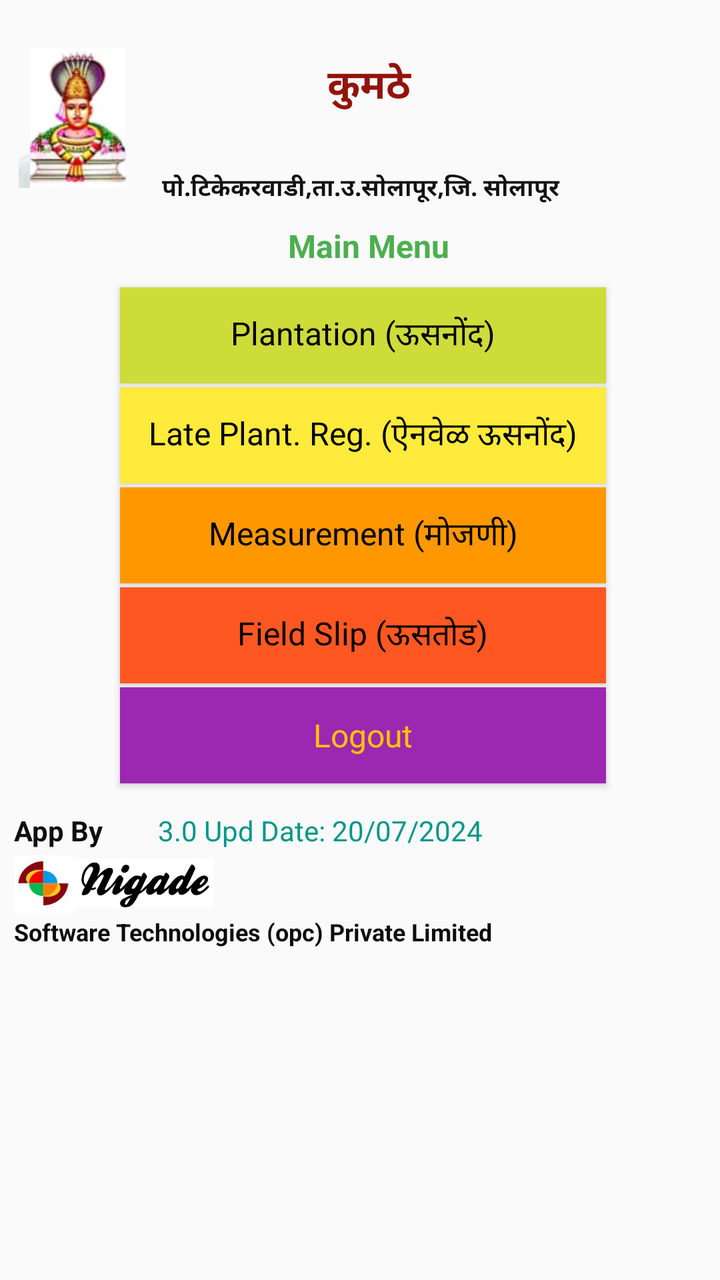
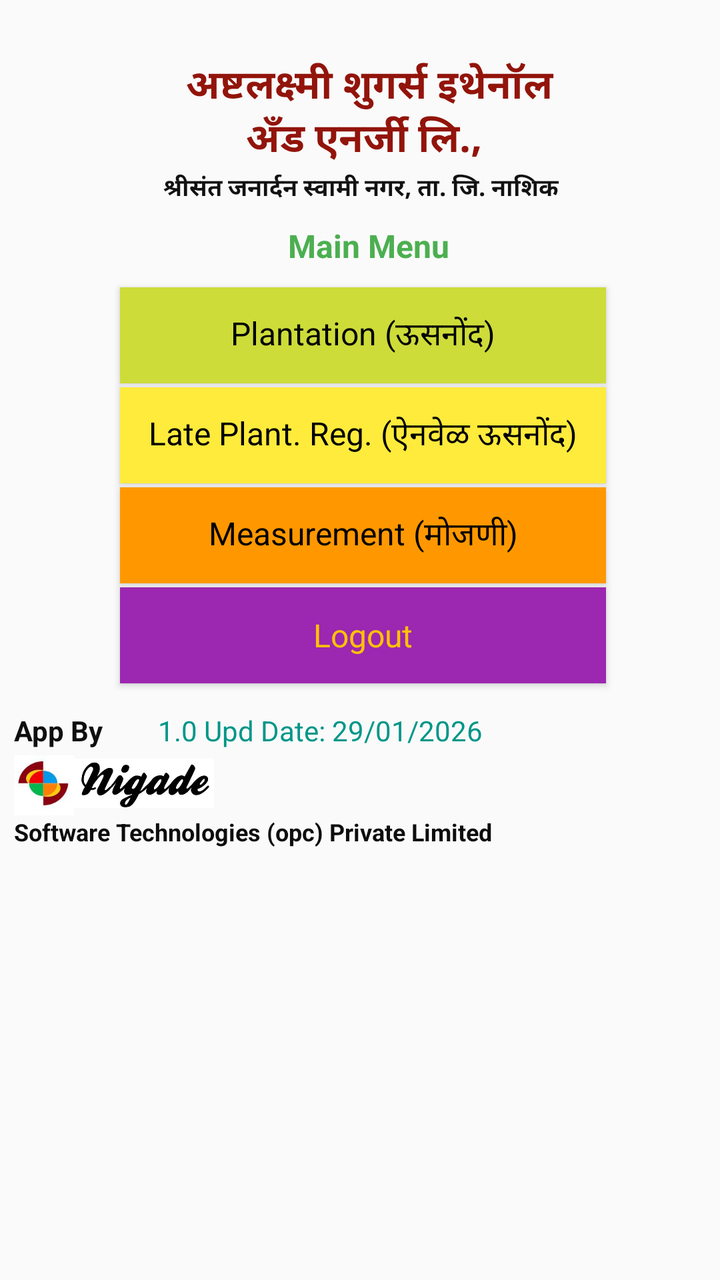

An Android layout rendered at two revisions. The XML below is the earlier revision; the diff shows what the commit changed to produce the second picture.
<!-- AndroidManifest.xml: application theme AppTheme -->
<!-- res/layout/activity_home.xml -->
<?xml version="1.0" encoding="utf-8"?>
<androidx.constraintlayout.widget.ConstraintLayout xmlns:android="http://schemas.android.com/apk/res/android"
    xmlns:app="http://schemas.android.com/apk/res-auto"
    xmlns:tools="http://schemas.android.com/tools"
    android:layout_width="wrap_content"
    android:layout_height="match_parent"
    tools:context=".home">

    <ImageView
        android:id="@+id/imageView4"
        android:layout_width="70dp"
        android:layout_height="70dp"
        android:layout_gravity="left"
        android:layout_marginTop="24dp"
        app:layout_constraintTop_toTopOf="parent"
        app:srcCompat="@drawable/appasaheb"
        tools:layout_editor_absoluteX="304dp" />

    <Button
        android:id="@+id/btnAgriculture2"
        android:layout_width="243dp"
        android:layout_height="48dp"
        android:layout_marginStart="60dp"
        android:layout_marginLeft="60dp"
        android:layout_marginTop="2dp"
        android:background="#FFEB3B"
        android:text="Late Plant. Reg. (ऐनवेळ ऊसनोंद)"
        android:textAppearance="@style/TextAppearance.AppCompat.Display1"
        android:textColor="#000000"
        android:textSize="16sp"
        app:layout_constraintStart_toStartOf="parent"
        app:layout_constraintTop_toBottomOf="@+id/btnAgriculture" />

    <Button
        android:id="@+id/btnLogout"
        android:layout_width="243dp"
        android:layout_height="48dp"
        android:layout_marginStart="60dp"
        android:layout_marginLeft="60dp"
        android:layout_marginTop="2dp"
        android:background="#9C27B0"
        android:text="Logout"
        android:textAppearance="@style/TextAppearance.AppCompat.Display1"
        android:textColor="#FFC107"
        android:textSize="16sp"
        app:layout_constraintStart_toStartOf="parent"
        app:layout_constraintTop_toBottomOf="@+id/btnFieldslip" />

    <Button
        android:id="@+id/btnAgriculture"
        style="@android:style/Widget.Material.Light.Button"
        android:layout_width="243dp"
        android:layout_height="48dp"
        android:layout_marginStart="60dp"
        android:layout_marginLeft="60dp"
        android:layout_marginTop="10dp"
        android:background="#CDDC39"
        android:text="Plantation (ऊसनोंद)"
        android:textAppearance="@style/TextAppearance.AppCompat.Display1"
        android:textColor="#000000"
        android:textSize="16sp"
        app:layout_constraintStart_toStartOf="parent"
        app:layout_constraintTop_toBottomOf="@+id/textView32" />

    <Button
        android:id="@+id/btnFieldslip"
        android:layout_width="243dp"
        android:layout_height="48dp"
        android:layout_marginStart="60dp"
        android:layout_marginLeft="60dp"
        android:layout_marginTop="2dp"
        android:background="#FF5722"
        android:text="Field Slip (ऊसतोड)"
        android:textAppearance="@style/TextAppearance.AppCompat.Display1"
        android:textColor="#000000"
        android:textSize="16sp"
        app:layout_constraintStart_toStartOf="parent"
        app:layout_constraintTop_toBottomOf="@+id/btnMeasurement" />

    <TextView
        android:id="@+id/textView22"
        android:layout_width="221dp"
        android:layout_height="17dp"
        android:layout_marginStart="70dp"
        android:layout_marginLeft="70dp"
        android:layout_marginTop="5dp"
        android:text="पो.टिकेकरवाडी,ता.उ.सोलापूर,जि. सोलापूर"
        android:textAlignment="center"
        android:textColor="#131212"
        android:textSize="12sp"
        android:textStyle="bold"
        app:layout_constraintStart_toStartOf="parent"
        app:layout_constraintTop_toBottomOf="@+id/textView13" />

    <ImageView
        android:id="@+id/imageView3"
        android:layout_width="70dp"
        android:layout_height="30dp"
        app:layout_constraintStart_toEndOf="@+id/imageView2"
        app:layout_constraintTop_toBottomOf="@+id/textView21"
        app:srcCompat="@drawable/nigadesoftwaretechnologies_logo" />

    <TextView
        android:id="@+id/textView21"
        android:layout_width="62dp"
        android:layout_height="21dp"
        android:layout_marginStart="7dp"
        android:layout_marginLeft="7dp"
        android:layout_marginTop="14dp"
        android:text="App By "
        android:textAlignment="textStart"
        android:textColor="#0F0F0F"
        android:textSize="14sp"
        android:textStyle="bold"
        app:layout_constraintStart_toStartOf="parent"
        app:layout_constraintTop_toBottomOf="@+id/btnLogout" />

    <TextView
        android:id="@+id/textView20"
        android:layout_width="384dp"
        android:layout_height="23dp"
        android:layout_marginStart="7dp"
        android:text="Software Technologies (opc) Private Limited"
        android:textAlignment="textStart"
        android:textColor="#0D0D0E"
        android:textSize="12sp"
        android:textStyle="bold"
        app:layout_constraintStart_toStartOf="parent"
        app:layout_constraintTop_toBottomOf="@+id/imageView2" />

    <TextView
        android:id="@+id/textView13"
        android:layout_width="200dp"
        android:layout_height="52dp"
        android:layout_marginStart="8dp"
        android:layout_marginTop="28dp"
        android:text=" कुमठे"
        android:textAlignment="center"
        android:textColor="#92140B"
        android:textSize="20sp"
        android:textStyle="bold"
        app:layout_constraintStart_toEndOf="@+id/imageView6"
        app:layout_constraintTop_toTopOf="parent" />

    <Button
        android:id="@+id/btnMeasurement"
        android:layout_width="243dp"
        android:layout_height="48dp"
        android:layout_marginStart="60dp"
        android:layout_marginLeft="60dp"
        android:layout_marginTop="2dp"
        android:background="#FF9800"
        android:text="Measurement (मोजणी)"
        android:textAppearance="@style/TextAppearance.AppCompat.Display1"
        android:textColor="#000000"
        android:textSize="16sp"
        app:layout_constraintStart_toStartOf="parent"
        app:layout_constraintTop_toBottomOf="@+id/btnAgriculture2" />

    <ImageView
        android:id="@+id/imageView2"
        android:layout_width="30dp"
        android:layout_height="30dp"
        android:layout_marginStart="7dp"
        android:layout_marginTop="1dp"
        android:layout_gravity="left"
        android:layout_marginLeft="7dp"
        app:layout_constraintStart_toStartOf="parent"
        app:layout_constraintTop_toBottomOf="@+id/textView21"
        app:srcCompat="@drawable/nigadesoftwaretechnologies_logo_3"/>

    <ImageView
        android:id="@+id/imageView6"
        android:layout_width="70dp"
        android:layout_height="70dp"
        android:layout_marginStart="4dp"
        android:layout_marginTop="24dp"
        android:layout_gravity="left"
        android:layout_marginLeft="7dp"
        app:layout_constraintStart_toStartOf="parent"
        app:layout_constraintTop_toTopOf="parent"
        app:srcCompat="@drawable/kadwalogo"/>

    <TextView
        android:id="@+id/textView31"
        android:layout_width="wrap_content"
        android:layout_height="wrap_content"
        android:layout_marginStart="10dp"
        android:layout_marginLeft="10dp"
        android:layout_marginTop="14dp"
        android:text="3.0 Upd Date: 20/07/2024"
        android:textColor="#009688"
        app:layout_constraintStart_toEndOf="@+id/textView21"
        app:layout_constraintTop_toBottomOf="@+id/btnLogout" />

    <TextView
        android:id="@+id/textView32"
        android:layout_width="wrap_content"
        android:layout_height="wrap_content"
        android:layout_marginStart="144dp"
        android:layout_marginLeft="144dp"
        android:layout_marginTop="10dp"
        android:text="Main Menu"
        android:textColor="#4CAF50"
        android:textSize="16sp"
        android:textStyle="bold"
        app:layout_constraintStart_toStartOf="parent"
        app:layout_constraintTop_toBottomOf="@+id/textView22" />

</androidx.constraintlayout.widget.ConstraintLayout>
<!-- resources referenced by this layout -->
<resources>
  <!-- drawable appasaheb: png bitmap (drawable, 21121 bytes) -->
  <!-- drawable kadwalogo: jpg bitmap (drawable, 4013 bytes) -->
  <!-- drawable nigadesoftwaretechnologies_logo: jpg bitmap (drawable, 11484 bytes) -->
  <!-- drawable nigadesoftwaretechnologies_logo_3: jpg bitmap (drawable, 2615 bytes) -->
  <style name="AppTheme" parent="Theme.AppCompat.Light.DarkActionBar">
          
          <item name="colorPrimary">@color/colorPrimary</item>
          <item name="colorPrimaryDark">@color/colorPrimaryDark</item>
          <item name="colorAccent">@color/colorAccent</item>
      </style>
  <color name="colorPrimary">#008577</color>
  <color name="colorPrimaryDark">#00574B</color>
  <color name="colorAccent">#D81B60</color>
</resources>

<!-- the commit's change to res/layout/activity_home.xml (unified diff, before → after) -->
@@ -13,7 +13,6 @@
         android:layout_gravity="left"
         android:layout_marginTop="24dp"
         app:layout_constraintTop_toTopOf="parent"
-        app:srcCompat="@drawable/appasaheb"
         tools:layout_editor_absoluteX="304dp" />
 
     <Button
@@ -70,10 +69,12 @@
         android:layout_marginLeft="60dp"
         android:layout_marginTop="2dp"
         android:background="#FF5722"
+        android:enabled="false"
         android:text="Field Slip (ऊसतोड)"
         android:textAppearance="@style/TextAppearance.AppCompat.Display1"
         android:textColor="#000000"
         android:textSize="16sp"
+        android:visibility="gone"
         app:layout_constraintStart_toStartOf="parent"
         app:layout_constraintTop_toBottomOf="@+id/btnMeasurement" />
 
@@ -84,7 +85,7 @@
         android:layout_marginStart="70dp"
         android:layout_marginLeft="70dp"
         android:layout_marginTop="5dp"
-        android:text="पो.टिकेकरवाडी,ता.उ.सोलापूर,जि. सोलापूर"
+        android:text="श्रीसंत जनार्दन स्वामी नगर, ता. जि. नाशिक"
         android:textAlignment="center"
         android:textColor="#131212"
         android:textSize="12sp"
@@ -134,7 +135,7 @@
         android:layout_height="52dp"
         android:layout_marginStart="8dp"
         android:layout_marginTop="28dp"
-        android:text=" कुमठे"
+        android:text=" अष्टलक्ष्मी शुगर्स इथेनॉल अँड एनर्जी लि.,"
         android:textAlignment="center"
         android:textColor="#92140B"
         android:textSize="20sp"
@@ -173,13 +174,12 @@
         android:id="@+id/imageView6"
         android:layout_width="70dp"
         android:layout_height="70dp"
+        android:layout_gravity="left"
         android:layout_marginStart="4dp"
+        android:layout_marginLeft="7dp"
         android:layout_marginTop="24dp"
-        android:layout_gravity="left"
-        android:layout_marginLeft="7dp"
-        app:layout_constraintStart_toStartOf="parent"
-        app:layout_constraintTop_toTopOf="parent"
-        app:srcCompat="@drawable/kadwalogo"/>
+        app:layout_constraintStart_toStartOf="parent"
+        app:layout_constraintTop_toTopOf="parent" />
 
     <TextView
         android:id="@+id/textView31"
@@ -188,7 +188,7 @@
         android:layout_marginStart="10dp"
         android:layout_marginLeft="10dp"
         android:layout_marginTop="14dp"
-        android:text="3.0 Upd Date: 20/07/2024"
+        android:text="1.0 Upd Date: 29/01/2026"
         android:textColor="#009688"
         app:layout_constraintStart_toEndOf="@+id/textView21"
         app:layout_constraintTop_toBottomOf="@+id/btnLogout" />
<!-- resource entries referenced after the edit -->
@@ -1,7 +1,5 @@
 <!-- resources referenced by this layout -->
 <resources>
-  <!-- drawable appasaheb: png bitmap (drawable, 21121 bytes) -->
-  <!-- drawable kadwalogo: jpg bitmap (drawable, 4013 bytes) -->
   <!-- drawable nigadesoftwaretechnologies_logo: jpg bitmap (drawable, 11484 bytes) -->
   <!-- drawable nigadesoftwaretechnologies_logo_3: jpg bitmap (drawable, 2615 bytes) -->
   <style name="AppTheme" parent="Theme.AppCompat.Light.DarkActionBar">
